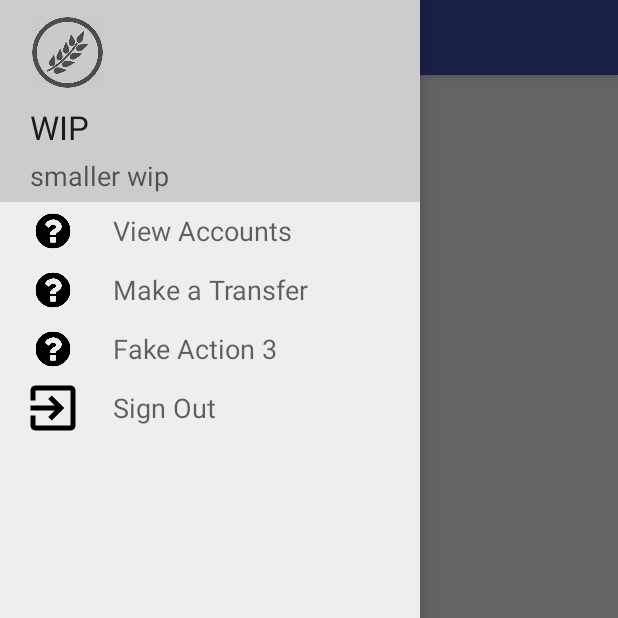
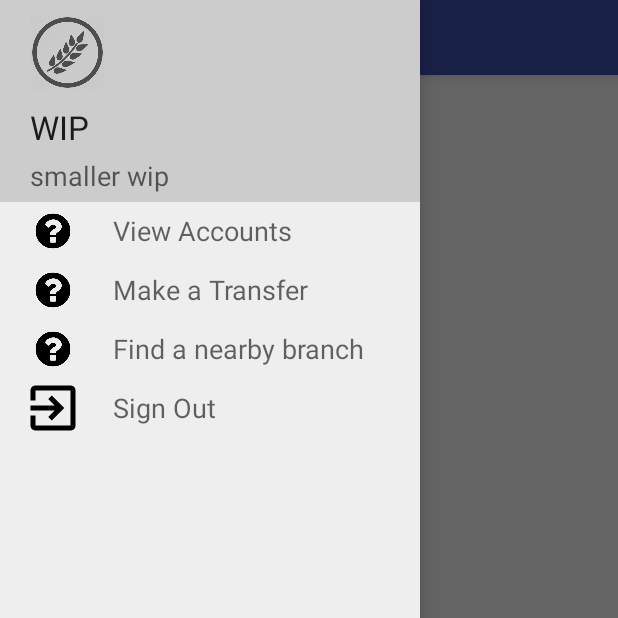
Before and after one commit to CraigBryan/baNGk, an Android app: the fragment TransferFragment placed in its activity, with the side drawer open, on a phone screen of 412 x 824 dp, the top half of it. Run offline under Robolectric (Android 15) with nearby library versions, the phone set to English and light mode, and no system bars.

```diff
--- a/bangk_android_prototype/app/build.gradle
+++ b/bangk_android_prototype/app/build.gradle
@@ -23,4 +23,5 @@ dependencies {
     compile fileTree(dir: 'libs', include: ['*.jar'])
     testCompile 'junit:junit:4.12'
     compile 'com.android.support:appcompat-v7:23.1.1'
+    compile 'com.google.android.gms:play-services:8.3.0'
 }
--- a/bangk_android_prototype/app/src/main/java/com/bangk/bangk_android_prototype/NavDrawer/NavClickHandler.java
+++ b/bangk_android_prototype/app/src/main/java/com/bangk/bangk_android_prototype/NavDrawer/NavClickHandler.java
@@ -1,6 +1,7 @@
 package com.bangk.bangk_android_prototype.NavDrawer;
 
 import android.content.Intent;
+import android.support.v4.widget.DrawerLayout;
 import android.util.Log;
 import com.bangk.bangk_android_prototype.R;
 import com.bangk.bangk_android_prototype.WelcomeActivity;
@@ -11,9 +12,11 @@ import com.bangk.bangk_android_prototype.WelcomeActivity;
 public class NavClickHandler {
 
     private NavDrawerActivity context;
+    private DrawerLayout drawer;
 
-    public NavClickHandler(NavDrawerActivity context) {
+    public NavClickHandler(NavDrawerActivity context, DrawerLayout drawer) {
         this.context = context;
+        this.drawer = drawer;
     }
 
     public void doNavAction(String action) {
@@ -29,10 +32,15 @@ public class NavClickHandler {
                 context.finish();
                 context.startActivity(intent);
                 break;
+            case "map":
+                context.loadFragment(R.layout.view_map);
+                break;
             default:
                 Log.e(
                     "baNGk ERROR", "Unknown nav drawer action done: " + action
                 );
+                return;
         }
+        drawer.closeDrawers();
     }
 }
--- a/bangk_android_prototype/app/src/main/java/com/bangk/bangk_android_prototype/NavDrawer/NavClickListener.java
+++ b/bangk_android_prototype/app/src/main/java/com/bangk/bangk_android_prototype/NavDrawer/NavClickListener.java
@@ -1,5 +1,6 @@
 package com.bangk.bangk_android_prototype.NavDrawer;
 
+import android.support.v4.widget.DrawerLayout;
 import android.view.View;
 
 /**
@@ -10,8 +11,12 @@ public class NavClickListener implements View.OnClickListener {
     private NavClickHandler handler;
     private String action;
 
-    public NavClickListener(NavDrawerActivity context, String actionName) {
-        handler = new NavClickHandler(context);
+    public NavClickListener(
+        NavDrawerActivity context,
+        String actionName,
+        DrawerLayout drawer
+    ) {
+        handler = new NavClickHandler(context, drawer);
         action = actionName;
     }
 
--- a/bangk_android_prototype/app/src/main/java/com/bangk/bangk_android_prototype/NavDrawer/NavDrawerActivity.java
+++ b/bangk_android_prototype/app/src/main/java/com/bangk/bangk_android_prototype/NavDrawer/NavDrawerActivity.java
@@ -3,6 +3,7 @@ package com.bangk.bangk_android_prototype.NavDrawer;
 import android.support.v4.app.Fragment;
 import android.support.v4.app.FragmentManager;
 import android.os.Bundle;
+import android.support.v4.widget.DrawerLayout;
 import android.support.v7.app.AppCompatActivity;
 import android.util.Log;
 import android.view.View;
@@ -10,6 +11,7 @@ import android.widget.ListView;
 import android.widget.TextView;
 
 import com.bangk.bangk_android_prototype.AccountDetailFragment;
+import com.bangk.bangk_android_prototype.MapFragment;
 import com.bangk.bangk_android_prototype.R;
 import com.bangk.bangk_android_prototype.TransferFragment;
 import com.bangk.bangk_android_prototype.ViewAccountsFragment;
@@ -20,6 +22,7 @@ import com.bangk.bangk_android_prototype.ViewAccountsFragment;
 public class NavDrawerActivity extends AppCompatActivity {
     public static final String FRAGMENT_INTENT_STRING = "startupFragment";
     public static final String FRAGMENT_TITLE_STRING = "fragmentTitle";
+
     private ListView drawerListView;
 
     @Override
@@ -30,7 +33,9 @@ public class NavDrawerActivity extends AppCompatActivity {
         drawerListView = (ListView) findViewById(R.id.left_drawer);
 
         drawerListView.addHeaderView(initializeDrawerHeaderView());
-        NavDrawerAdapter adapter = createListAdapter();
+        NavDrawerAdapter adapter = createListAdapter(
+            (DrawerLayout) findViewById(R.id.drawer_layout)
+        );
         drawerListView.setAdapter(adapter);
 
         int fragmentId = getIntent().getIntExtra(
@@ -68,10 +73,12 @@ public class NavDrawerActivity extends AppCompatActivity {
                 );
                 break;
             case R.layout.bank_transfer:
-                if (titleString == null) {
-                    titleString = "Make a Transfer";
-                }
+                titleString = "Make a Transfer";
                 fragmentClass = TransferFragment.class;
+                break;
+            case R.layout.view_map:
+                titleString = "Nearby Branches and ATMs";
+                fragmentClass = MapFragment.class;
                 break;
             default:
                 Log.e("baNKg Error", "Attempted to load unknown fragment");
@@ -106,9 +113,9 @@ public class NavDrawerActivity extends AppCompatActivity {
         return drawerHeader;
     }
 
-    private NavDrawerAdapter createListAdapter() {
+    private NavDrawerAdapter createListAdapter(DrawerLayout drawer) {
         NavDrawerAdapter adapter = new NavDrawerAdapter(
-            this, R.layout.drawer_list_item
+            this, R.layout.drawer_list_item, drawer
         );
 
         populateNavDrawer(adapter);
@@ -125,7 +132,7 @@ public class NavDrawerActivity extends AppCompatActivity {
             "Make a Transfer", "transfer", R.mipmap.questionmark)
         );
         navList.add(new NavDrawerItem(
-            "Fake Action 3", "fake3", R.mipmap.questionmark)
+            "Find a nearby branch", "map", R.mipmap.questionmark)
         );
         // Sign out
         navList.add(
--- a/bangk_android_prototype/app/src/main/java/com/bangk/bangk_android_prototype/NavDrawer/NavDrawerAdapter.java
+++ b/bangk_android_prototype/app/src/main/java/com/bangk/bangk_android_prototype/NavDrawer/NavDrawerAdapter.java
@@ -1,5 +1,6 @@
 package com.bangk.bangk_android_prototype.NavDrawer;
 
+import android.support.v4.widget.DrawerLayout;
 import android.view.LayoutInflater;
 import android.view.View;
 import android.view.ViewGroup;
@@ -16,11 +17,15 @@ public class NavDrawerAdapter extends ArrayAdapter<NavDrawerItem> {
 
     private int navItemViewId;
     private NavDrawerActivity context;
+    private DrawerLayout drawer;
 
-    public NavDrawerAdapter(NavDrawerActivity context, int resource) {
+    public NavDrawerAdapter(
+        NavDrawerActivity context, int resource, DrawerLayout drawer
+    ) {
         super(context, resource);
         this.navItemViewId = resource;
         this.context = context;
+        this.drawer = drawer;
     }
 
     @Override
@@ -35,7 +40,7 @@ public class NavDrawerAdapter extends ArrayAdapter<NavDrawerItem> {
             LayoutInflater inflater = LayoutInflater.from(context);
             convertView = inflater.inflate(navItemViewId, parent, false);
             convertView.setOnClickListener(
-                new NavClickListener(context, data.getAction())
+                new NavClickListener(context, data.getAction(), drawer)
             );
             initializeViewHolder(viewHolder, convertView);
         } else {
--- a/bangk_android_prototype/app/src/main/res/layout/bank_transfer.xml
+++ b/bangk_android_prototype/app/src/main/res/layout/bank_transfer.xml
@@ -109,6 +109,14 @@
                 android:layout_height="wrap_content"
                 android:id="@+id/transfer_to_ext_acct_spinner"/>
 
+            <Button
+                android:layout_width="wrap_content"
+                android:layout_height="wrap_content"
+                android:text="Add Payee"
+                android:id="@+id/transfer_add_payee_button"
+                android:layout_gravity="center_horizontal"
+                />
+
         </LinearLayout>
 
         <RelativeLayout
--- a/bangk_android_prototype/app/src/main/res/values/strings.xml
+++ b/bangk_android_prototype/app/src/main/res/values/strings.xml
@@ -38,5 +38,6 @@
     <string name="transfers_amt_label_text">Amount:</string>
     <string name="transfer_etransfer_text"><u>Interact E-Transfer</u></string>
     <string name="transfer_wu_text"><u>Western Union Money Transfer</u></string>
+    <string name="title_activity_maps">Map</string>
 
 </resources>
```
Also changed, not shown: bangk_android_prototype/app/src/debug/res/values/google_maps_api.xml (added, +21 -0 lines), bangk_android_prototype/app/src/main/AndroidManifest.xml (+21 -2 lines), bangk_android_prototype/app/src/main/java/com/bangk/bangk_android_prototype/CustomMapFragment.java (added, +38 -0 lines), bangk_android_prototype/app/src/main/java/com/bangk/bangk_android_prototype/MapFragment.java (added, +26 -0 lines), bangk_android_prototype/app/src/main/res/layout/view_map.xml (added, +13 -0 lines), 1 other file.
